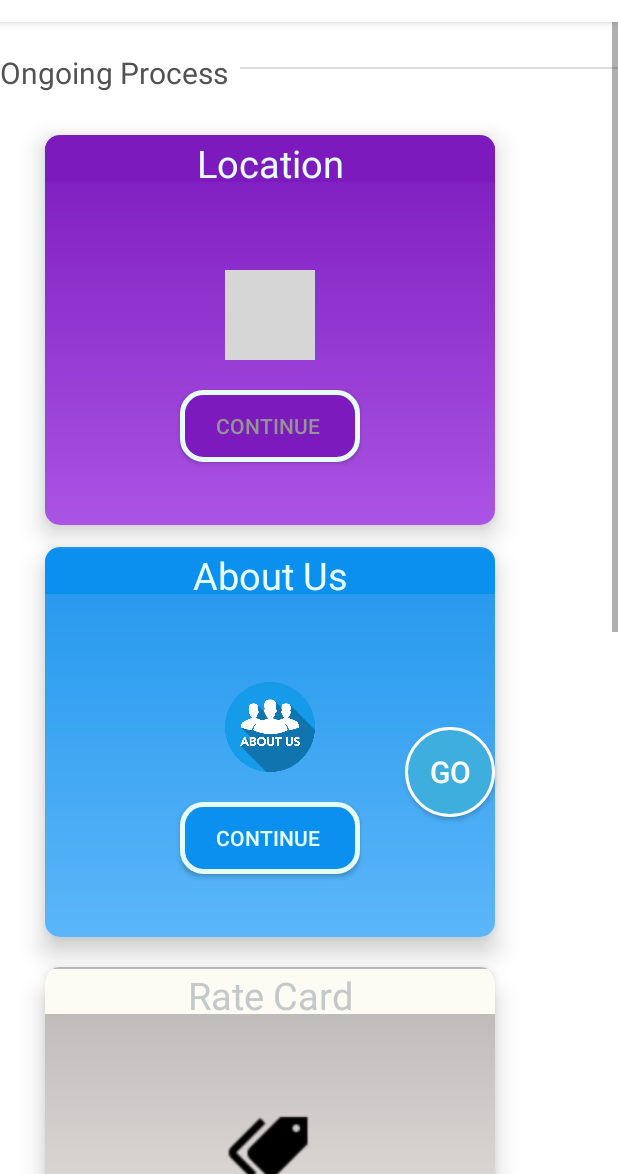
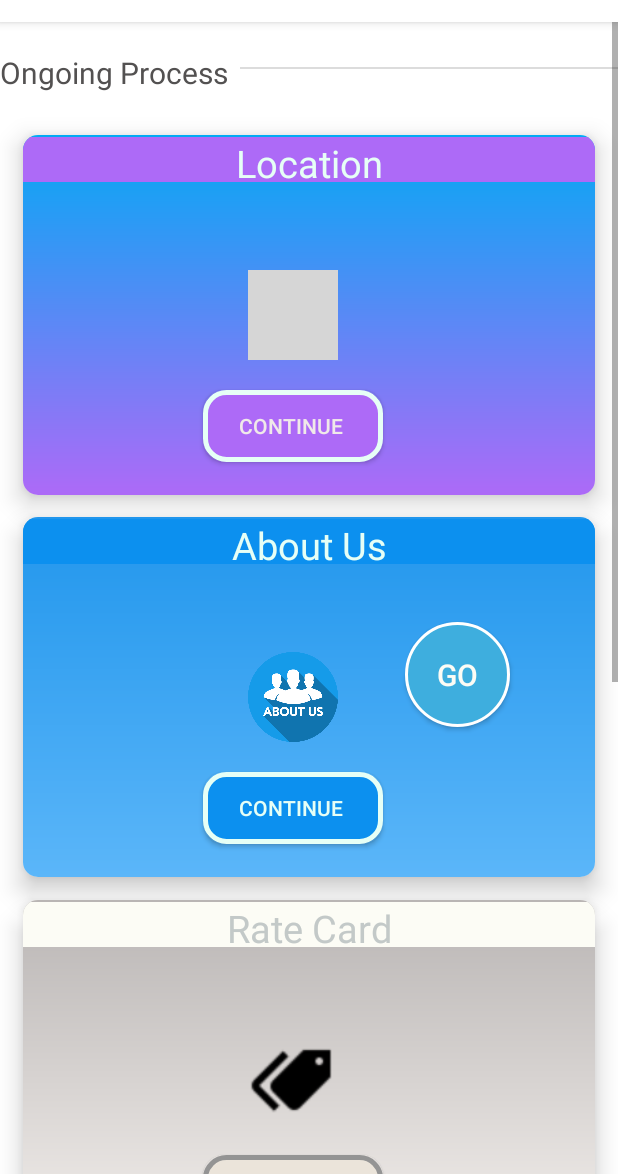
Before and after one commit to Somen1kumar/Book_Photographer, an Android app: the Mainpage screen opened directly, with no data from a screen before it, on a phone screen of 412 x 824 dp, the part 62-1236 px from its top. Run offline under Robolectric (Android 15) with nearby library versions, the light colour scheme and no system bars; grey boxes are pictures that could not be loaded.

Commit message:
update main page

```diff
--- a/app/src/main/res/drawable/durationbutton.xml
+++ b/app/src/main/res/drawable/durationbutton.xml
@@ -14,8 +14,8 @@
         android:bottom="3dp"
         />
     <size
-        android:width="120sp"
-        android:height="30sp"
+        android:width="120dp"
+        android:height="30dp"
         />
     <stroke
         android:width="3dp"
--- a/app/src/main/res/drawable/locat.xml
+++ b/app/src/main/res/drawable/locat.xml
@@ -1,6 +1,6 @@
 <?xml version="1.0" encoding="utf-8"?>
 <shape xmlns:android="http://schemas.android.com/apk/res/android">
 
-    <gradient android:angle="90" android:startColor="#aa54e4"
-        android:endColor="#7c1abe"></gradient>
+    <gradient android:angle="90" android:startColor="#AD6AF7"
+        android:endColor="#03A9F4"></gradient>
 </shape>
--- a/app/src/main/res/drawable/locationbutton.xml
+++ b/app/src/main/res/drawable/locationbutton.xml
@@ -5,7 +5,7 @@
         android:radius="14dp"
         />
     <solid
-        android:color="#7c1abe"
+        android:color="#AD6AF7"
         />
     <padding
         android:left="3dp"
--- a/app/src/main/res/layout/activity_mainpage.xml
+++ b/app/src/main/res/layout/activity_mainpage.xml
@@ -48,13 +48,14 @@
 
 
             <android.support.v7.widget.CardView
-                android:layout_width="300sp"
-                android:layout_height="260sp"
+                android:layout_width="match_parent"
+                android:layout_height="240dp"
                 android:id="@+id/layout1"
-                android:layout_marginStart="30sp"
-                android:layout_marginTop="910sp"
+                android:layout_marginTop="840dp"
+                android:layout_marginStart="15dp"
                 android:foregroundGravity="center"
-                android:layout_marginEnd="10sp"
+                android:padding="15dp"
+                android:layout_marginEnd="15dp"
                 android:layout_alignParentTop="true"
                 app:cardElevation="10sp"
                 app:cardCornerRadius="10sp"
@@ -67,35 +68,25 @@
 
                     />
 
+
                 <TextView
                     android:layout_width="match_parent"
-                    android:layout_height="30sp"
-                    android:layout_marginTop="140sp"
-                    android:text=" Select The Date "
-                    android:gravity="center"
-                    android:textSize="15sp"
-                    android:textColor="#E6FFF6"
-
-
-                    />
-                <TextView
-                    android:layout_width="match_parent"
-                    android:layout_height="30sp"
-                    android:layout_marginTop="1sp"
-                    android:layout_marginBottom="460sp"
+                    android:layout_height="30dp"
+                    android:layout_marginTop="1dp"
+                    android:layout_marginBottom="460dp"
                     android:textColor="#E6FFF6"
                     android:text="Book shoot"
                     android:textAlignment="center"
-                    android:textSize="25sp"
+                    android:textSize="25dp"
                     android:background="@color/orange"
                     />
 
                 <ImageView
                     android:id="@+id/imageView3"
-                    android:layout_width="60sp"
-                    android:layout_height="60sp"
-                    android:layout_marginStart="120sp"
-                    android:layout_marginTop="90sp"
+                    android:layout_width="60dp"
+                    android:layout_height="60dp"
+                    android:layout_marginStart="150dp"
+                    android:layout_marginTop="90dp"
                     android:background="@drawable/aa"
                     android:layout_marginEnd="24dp"
                     />
@@ -103,8 +94,8 @@
                     android:layout_width="wrap_content"
                     android:layout_height="wrap_content"
                     android:id="@+id/bookshoot"
-                    android:layout_marginStart="80sp"
-                    android:layout_marginTop="170sp"
+                    android:layout_marginStart="120dp"
+                    android:layout_marginTop="170dp"
                     android:layout_marginEnd="8dp"
                     android:layout_marginBottom="8dp"
                     android:background="@drawable/bookshootbutton"
@@ -117,14 +108,14 @@
             </android.support.v7.widget.CardView>
 
             <android.support.v7.widget.CardView
-                android:layout_width="300sp"
-                android:layout_height="260sp"
-                android:layout_marginStart="30sp"
-                android:layout_marginTop="350sp"
-                android:layout_marginEnd="10sp"
+                android:layout_width="match_parent"
+                android:layout_height="240dp"
+                android:layout_marginStart="15dp"
+                android:layout_marginTop="330dp"
+                android:layout_marginEnd="15dp"
                 android:foregroundGravity="center"
-                app:cardCornerRadius="10sp"
-                app:cardElevation="10sp"
+                app:cardCornerRadius="10dp"
+                app:cardElevation="10dp"
                 >
 
 
@@ -136,21 +127,21 @@
                     />
                 <TextView
                     android:layout_width="match_parent"
-                    android:layout_height="30sp"
-                    android:layout_marginTop="1sp"
-                    android:layout_marginBottom="460sp"
+                    android:layout_height="30dp"
+                    android:layout_marginTop="1dp"
+                    android:layout_marginBottom="460dp"
                     android:textColor="#E6FFF6"
                     android:text="About Us"
                     android:textAlignment="center"
-                    android:textSize="25sp"
+                    android:textSize="25dp"
                     android:background="@color/colorblue"
                     />
 
                 <ImageView
                     android:id="@+id/imageView"
-                    android:layout_width="60sp"
-                    android:layout_height="60sp"
-                    android:layout_marginStart="120sp"
+                    android:layout_width="60dp"
+                    android:layout_height="60dp"
+                    android:layout_marginStart="150dp"
                     android:layout_marginTop="90sp"
                     android:background="@drawable/aboutus"
                     android:layout_marginEnd="24dp"
@@ -159,8 +150,8 @@
                     android:layout_width="wrap_content"
                     android:id="@+id/aboutus"
                     android:layout_height="wrap_content"
-                    android:layout_marginStart="90sp"
-                    android:layout_marginTop="170sp"
+                    android:layout_marginStart="120dp"
+                    android:layout_marginTop="170dp"
                     android:layout_marginEnd="8dp"
                     android:layout_marginBottom="8dp"
                     android:background="@drawable/background"
@@ -172,14 +163,14 @@
             </android.support.v7.widget.CardView>
 
             <android.support.v7.widget.CardView
-                android:layout_width="300sp"
-                android:layout_height="260sp"
-                android:layout_marginStart="30sp"
-                android:layout_marginTop="630sp"
-                android:layout_marginEnd="10sp"
+                android:layout_width="match_parent"
+                android:layout_height="240dp"
+                android:layout_marginTop="585dp"
+                android:layout_marginEnd="15dp"
                 android:foregroundGravity="center"
-                app:cardCornerRadius="10sp"
-                app:cardElevation="10sp"
+                android:layout_marginStart="15dp"
+                app:cardCornerRadius="10dp"
+                app:cardElevation="10dp"
                 app:cardBackgroundColor="@color/colorred"
                 >
 
@@ -193,21 +184,21 @@
 
                 <TextView
                     android:layout_width="match_parent"
-                    android:layout_height="30sp"
-                    android:layout_marginTop="1sp"
-                    android:layout_marginBottom="460sp"
+                    android:layout_height="30dp"
+                    android:layout_marginTop="1dp"
+                    android:layout_marginBottom="460dp"
                     android:textColor="#c3c9c8"
                     android:text="Rate Card"
                     android:textAlignment="center"
-                    android:textSize="25sp"
+                    android:textSize="25dp"
                     android:background="@color/colorred"
                     />
 
                 <ImageView
-                    android:layout_width="60sp"
-                    android:layout_height="60sp"
-                    android:layout_marginStart="120sp"
-                    android:layout_marginTop="90sp"
+                    android:layout_width="60dp"
+                    android:layout_height="60dp"
+                    android:layout_marginStart="150dp"
+                    android:layout_marginTop="90dp"
                     android:background="@drawable/ratecard"
                     android:layout_marginEnd="24dp"
                     />
@@ -215,8 +206,8 @@
                     android:layout_width="wrap_content"
                     android:id="@+id/ratecard"
                     android:layout_height="wrap_content"
-                    android:layout_marginStart="90sp"
-                    android:layout_marginTop="170sp"
+                    android:layout_marginStart="120dp"
+                    android:layout_marginTop="170dp"
                     android:layout_marginEnd="8dp"
                     android:layout_marginBottom="8dp"
                     android:background="@drawable/buttonrate"
@@ -228,14 +219,14 @@
             </android.support.v7.widget.CardView>
 
             <android.support.v7.widget.CardView
-                android:layout_width="300dp"
-                android:layout_height="260sp"
-                android:layout_marginStart="30sp"
-                android:layout_marginTop="75sp"
-                android:layout_marginEnd="10sp"
+                android:layout_width="match_parent"
+                android:layout_height="240dp"
+                android:layout_marginStart="15dp"
+                android:layout_marginTop="75dp"
+                android:layout_marginEnd="15dp"
                 android:foregroundGravity="center"
-                app:cardCornerRadius="10sp"
-                app:cardElevation="10sp"
+                app:cardCornerRadius="10dp"
+                app:cardElevation="10dp"
                 >
 
                 <ImageView
@@ -246,21 +237,21 @@
                     />
                 <TextView
                     android:layout_width="match_parent"
-                    android:layout_height="30sp"
-                    android:layout_marginTop="1sp"
-                    android:layout_marginBottom="460sp"
+                    android:layout_height="30dp"
+                    android:layout_marginTop="1dp"
+                    android:layout_marginBottom="460dp"
                     android:textColor="#E6FFF6"
                     android:text="Location"
                     android:textAlignment="center"
-                    android:textSize="25sp"
+                    android:textSize="25dp"
                     android:background="@color/purple"
                     />
 
                 <ImageView
-                    android:layout_width="60sp"
-                    android:layout_height="60sp"
-                    android:layout_marginStart="120sp"
-                    android:layout_marginTop="90sp"
+                    android:layout_width="60dp"
+                    android:layout_height="60dp"
+                    android:layout_marginStart="150dp"
+                    android:layout_marginTop="90dp"
                     android:background="@drawable/loc"
                     android:layout_marginEnd="24dp"
                     />
@@ -268,27 +259,27 @@
                     android:layout_width="wrap_content"
                     android:id="@+id/location"
                     android:layout_height="wrap_content"
-                    android:layout_marginStart="90sp"
-                    android:layout_marginTop="170sp"
+                    android:layout_marginStart="120dp"
+                    android:layout_marginTop="170dp"
                     android:layout_marginEnd="8dp"
                     android:layout_marginBottom="8dp"
                     android:background="@drawable/locationbutton"
                     android:text="Continue "
-                    android:textColor="#949494"/>
+                    android:textColor="#F0E9E9"/>
 
 
 
             </android.support.v7.widget.CardView>
 
             <android.support.v7.widget.CardView
-                android:layout_width="300sp"
-                android:layout_height="260sp"
-                android:layout_marginStart="30sp"
+                android:layout_width="match_parent"
+                android:layout_height="240dp"
+                android:layout_marginStart="15dp"
                 android:foregroundGravity="center"
-                android:layout_marginTop="1190sp"
-                android:layout_marginEnd="10sp"
-                app:cardCornerRadius="10sp"
-                app:cardElevation="10sp"
+                android:layout_marginTop="1100dp"
+                android:layout_marginEnd="15dp"
+                app:cardCornerRadius="10dp"
+                app:cardElevation="10dp"
                 >
 
                 <ImageView
@@ -299,32 +290,32 @@
                     />
                 <TextView
                     android:layout_width="match_parent"
-                    android:layout_height="30sp"
-                    android:layout_marginTop="1sp"
-                    android:layout_marginBottom="460sp"
+                    android:layout_height="30dp"
+                    android:layout_marginTop="1dp"
+                    android:layout_marginBottom="460dp"
                     android:textColor="#E6FFF6"
                     android:text="Duration"
                     android:textAlignment="center"
-                    android:textSize="25sp"
+                    android:textSize="25dp"
                     android:background="@color/timer"
                     />
 
                 <ImageView
-                    android:layout_width="60sp"
-                    android:layout_height="60sp"
-                    android:layout_marginStart="120sp"
-                    android:layout_marginTop="90sp"
+                    android:layout_width="60dp"
+                    android:layout_height="60dp"
+                    android:layout_marginStart="150dp"
+                    android:layout_marginTop="90dp"
                     android:background="@drawable/duration"
                     android:layout_marginEnd="24dp"
                     />
                 <Spinner
-                    android:layout_width="130sp"
+                    android:layout_width="125dp"
                     android:id="@+id/duration"
-                    android:layout_height="wrap_content"
-                    android:layout_marginStart="80sp"
-                    android:layout_marginTop="170sp"
+                    android:layout_height="35dp"
+                    android:layout_marginStart="120dp"
+                    android:layout_marginTop="170dp"
                     android:layout_marginBottom="8dp"
-                    android:background="@drawable/durationbutton"
+                    android:background="@color/timer"
                     android:text="Continue "
                     android:textColor="#ffffff"/>
 
@@ -339,15 +330,17 @@
 
     </ScrollView>
     <Button
-        android:layout_width="60sp"
-        android:layout_height="60sp"
+        android:layout_width="70dp"
+        android:layout_height="70dp"
         android:id="@+id/mainbutton"
-        android:layout_marginStart="270sp"
+        android:layout_marginStart="270dp"
         android:text="Go"
-        android:textSize="20sp"
+        android:textSize="20dp"
         android:textColor="@color/colorred"
         android:background="@drawable/mainbutton"
-        android:layout_marginTop="470sp"
+        android:layout_marginVertical="400dp"
+
+
         />
 
 
--- a/app/src/main/res/values/colors.xml
+++ b/app/src/main/res/values/colors.xml
@@ -8,7 +8,7 @@
     <color name="colorblack">#333333</color>
     <color name="colorblue">#0c90ef</color>
     <color name="orange">#ae0d6b</color>
-    <color name="purple">#7c1abe</color>
+    <color name="purple">#AD6AF7</color>
     <color name="blue">#45b4ff</color>
     <color name="timer">#b210d2</color>
     <color name="edit">#4baee7</color>
```
